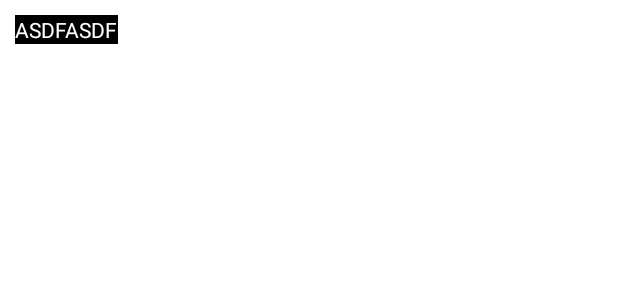
After one commit to metehanbolatt/GilesemicIndexApp, an Android app: the layout category_row.xml on its own in the app's theme, with its tools: preview values and no code run, on a phone screen of 412 x 824 dp. The commit adds this screen. Shown: the top 300 px of the screen. Run offline under Robolectric (Android 15) with nearby library versions, the phone set to English and light mode, and no system bars; network calls fail.

Commit message:
Category recyclerview eklendi. Ve seçilen kategoriye ait veriler getiriliyor.

```diff
--- a/app/src/main/java/com/metehanbolat/gliserichomework/viewmodel/CommonViewModel.kt
+++ b/app/src/main/java/com/metehanbolat/gliserichomework/viewmodel/CommonViewModel.kt
@@ -17,6 +17,7 @@ class CommonViewModel(application: Application) : AndroidViewModel(application)
     val firstDataList = MutableLiveData<ArrayList<String>>()
     val readAllData: LiveData<List<FoodFeaturesModel>>
     val readAllCategory: LiveData<List<CategoryModel>>
+    val categoryControl = MutableLiveData<String>()
 
     private val repository: FoodFeaturesRepository
 
--- /dev/null
+++ b/app/src/main/res/layout/category_row.xml
@@ -0,0 +1,16 @@
+<?xml version="1.0" encoding="utf-8"?>
+<LinearLayout
+    xmlns:android="http://schemas.android.com/apk/res/android"
+    android:layout_width="wrap_content"
+    android:layout_height="wrap_content"
+    android:padding="10dp">
+
+    <TextView
+        android:id="@+id/category"
+        android:layout_width="wrap_content"
+        android:layout_height="wrap_content"
+        android:background="@color/black"
+        android:textColor="@color/white"
+        android:text="ASDFASDF"/>
+
+</LinearLayout>
--- a/app/src/main/res/layout/dropdown_item.xml
+++ b/app/src/main/res/layout/dropdown_item.xml
@@ -1,9 +1,8 @@
 <TextView xmlns:android="http://schemas.android.com/apk/res/android"
     android:id="@+id/textView"
-    android:layout_width="wrap_content"
+    android:layout_width="match_parent"
     android:layout_height="wrap_content"
     android:text="TextView"
     android:padding="14dp"
     android:textColor="@color/black"
-    android:textStyle="bold"
     android:textSize="16sp" />
```
Also changed, not shown: app/src/main/java/com/metehanbolat/gliserichomework/adapter/CategoryRecyclerAdapter.kt (added, +36 -0 lines), app/src/main/java/com/metehanbolat/gliserichomework/view/fragment/MainFragment.kt (+27 -13 lines), app/src/main/res/layout/fragment_main.xml (+12 -1 lines).
